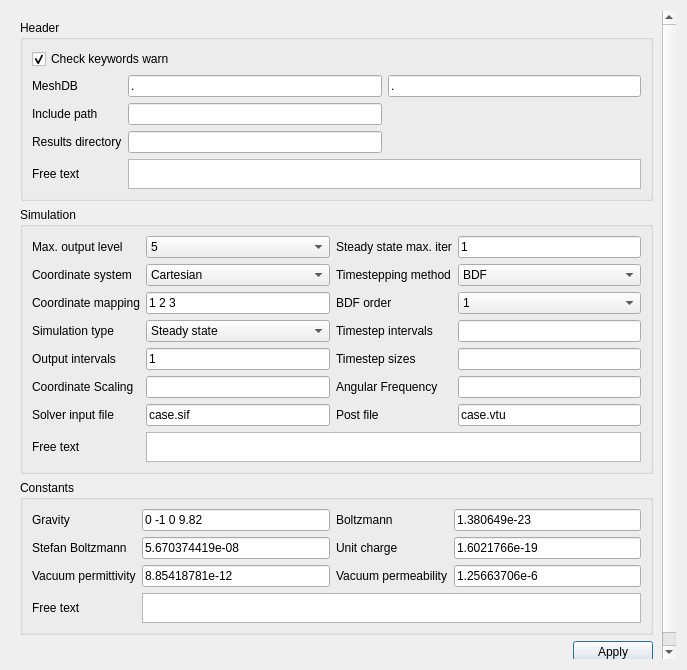
The window that ElmerGUI/Application/forms/generalsetup.ui (ElmerCSC/elmerfem) describes before a commit, drawn with Qt 5.
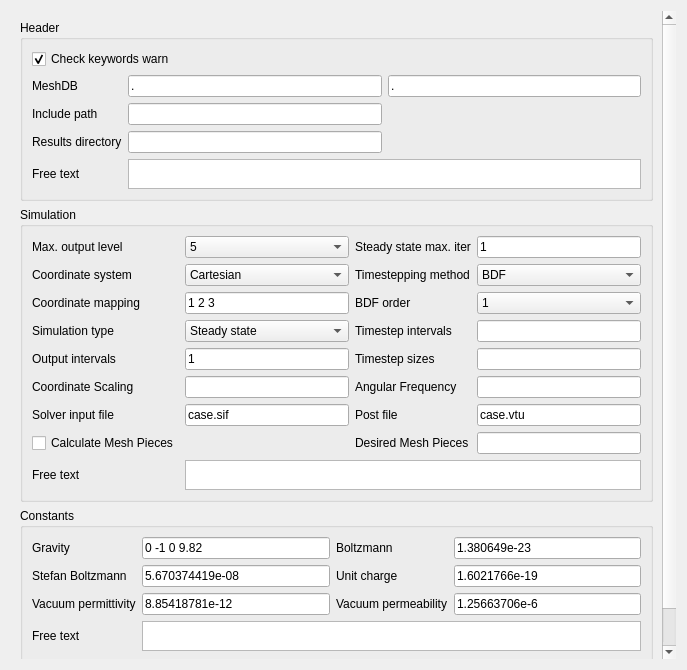
The same window after the commit. Icons and pictures are not drawn.

Commit message: Add actions for mesh pieces to ElmerGUI Simulation section. New check box for 'Calculate Mesh Pieces', and new box to enter the number of 'Desired Mesh Pieces'.

The edit to the form file:
```diff
--- a/ElmerGUI/Application/forms/generalsetup.ui
+++ b/ElmerGUI/Application/forms/generalsetup.ui
@@ -471,13 +471,34 @@
            </widget>
           </item>
           <item row="7" column="0">
+           <widget class="QCheckBox" name="calculateMeshPiecesCheck">
+            <property name="text">
+             <string>Calculate Mesh Pieces</string>
+            </property>
+           </widget>
+          </item>
+          <item row="7" column="2">
+           <widget class="QLabel" name="desiredMeshPiecesLabel">
+            <property name="text">
+             <string>Desired Mesh Pieces</string>
+            </property>
+           </widget>
+          </item>
+          <item row="7" column="3">
+           <widget class="QLineEdit" name="desiredMeshPiecesEdit">
+            <property name="text">
+             <string></string>
+            </property>
+           </widget>
+          </item>
+          <item row="8" column="0">
            <widget class="QLabel" name="simulationFreeTextLabel">
             <property name="text">
              <string>Free text</string>
             </property>
            </widget>
           </item>
-          <item row="7" column="1" colspan="3">
+          <item row="8" column="1" colspan="3">
            <widget class="QTextEdit" name="simulationFreeTextEdit">
             <property name="minimumSize">
              <size>
```
The commit also changes 1 other file.
